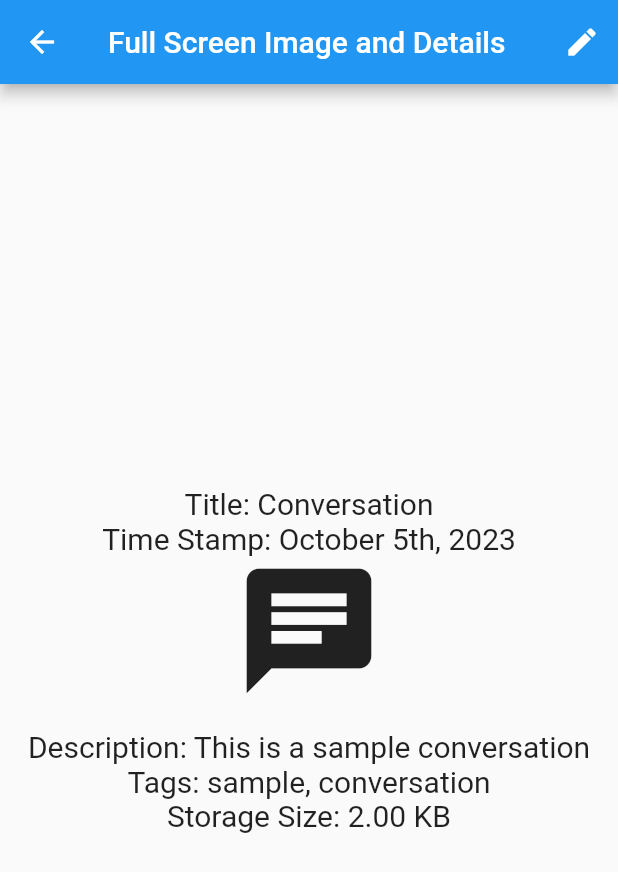
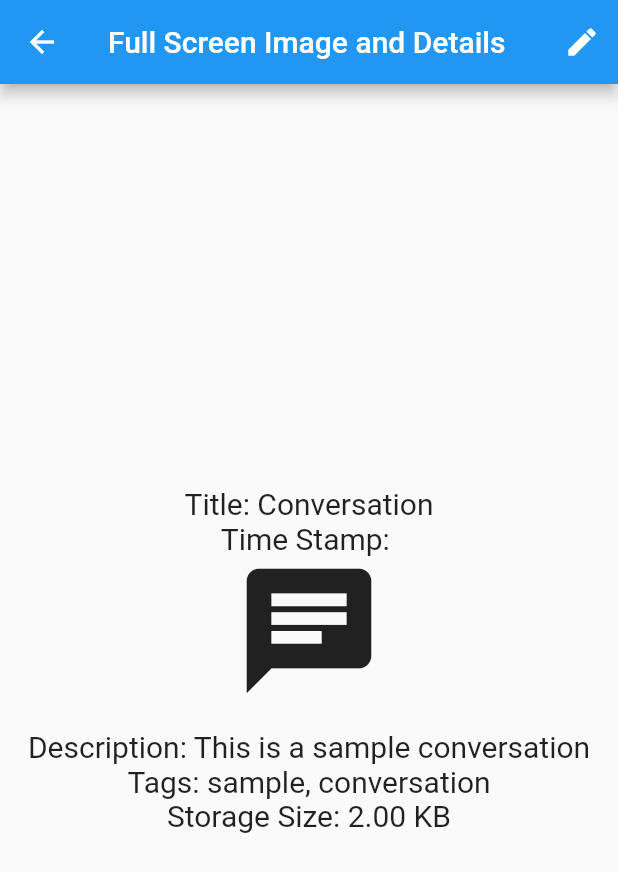
Before and after one commit to umgc/fall2023, a Flutter app: the GalleryScreen screen opened directly, after a tap on the "search" icon, after a tap on the "star border" icon, after a tap on "Conversation", on a phone screen of 412 x 824 dp. Shown: the top 872 px of the screen. Run offline on Flutter 3.47's test engine with Material 2 defaults, Android fonts, the phone set to English and light mode, and no system bars; our stand-ins replace avatar_glow, camera, flutter_dotenv, flutter_speed_dial, flutter_tts, geocoding and 5 more; missing offline and left inert: aws_kinesis_api, aws_rekognition_api, aws_s3_api, aws_transcribe_api, dart_openai, flutter_sound and 2 more; accounts and stored records are empty; network calls fail.

Commit message:
Refactor various format utils.
(cherry picked from commit e6eb98ccf4b6c4e22299d65dc97504e4cf47a681)
(cherry picked from commit 78e9e60694601aa83e488cd9d08377c4a76779b2)

```diff
--- a/cogniopenapp/lib/src/media.dart
+++ b/cogniopenapp/lib/src/media.dart
@@ -41,79 +41,6 @@ class Media {
 
   deleteTag(String tag) {
     tags?.remove(tag);
-  }
-
-  String getStorageSizeString() {
-    if (storageSize < 1024) {
-      return '$storageSize Bytes';
-    } else if (storageSize < 1024 * 1024) {
-      double sizeInKB = storageSize / 1024;
-      return '${sizeInKB.toStringAsFixed(2)} KB';
-    } else if (storageSize < 1024 * 1024 * 1024) {
-      double sizeInMB = storageSize / (1024 * 1024);
-      return '${sizeInMB.toStringAsFixed(2)} MB';
-    } else {
-      double sizeInGB = storageSize / (1024 * 1024 * 1024);
-      return '${sizeInGB.toStringAsFixed(2)} GB';
-    }
-  }
-
-  String getDateTimeString() {
-    // Format the DateTime object as a readable string
-    if (timeStamp != null) {
-      String formattedDate =
-          "${timeStamp?.year}-${timeStamp?.month.toString().padLeft(2, '0')}-${timeStamp?.day.toString().padLeft(2, '0')}";
-      String formattedTime =
-          "${timeStamp?.hour.toString().padLeft(2, '0')}:${timeStamp?.minute.toString().padLeft(2, '0')}:${timeStamp?.second.toString().padLeft(2, '0')}";
-      return "$formattedDate $formattedTime";
-    }
-    return "Date unknown";
-  }
-
-  String formatDateTime(DateTime? timeStamp) {
-    if (timeStamp == null) {
-      return 'N/A'; // Or any other suitable message for null DateTime
-    }
-
-    final List<String> months = [
-      'January',
-      'February',
-      'March',
-      'April',
-      'May',
-      'June',
-      'July',
-      'August',
-      'September',
-      'October',
-      'November',
-      'December'
-    ];
-
-    final int day = timeStamp.day;
-    final String month = months[timeStamp.month - 1];
-    final int year = timeStamp.year;
-
-    String daySuffix = 'th';
-    if (day >= 11 && day <= 13) {
-      daySuffix = 'th';
-    } else {
-      switch (day % 10) {
-        case 1:
-          daySuffix = 'st';
-          break;
-        case 2:
-          daySuffix = 'nd';
-          break;
-        case 3:
-          daySuffix = 'rd';
-          break;
-        default:
-          daySuffix = 'th';
-      }
-    }
-
-    return '$month ${day.toString()}$daySuffix, $year';
   }
 }
 
--- /dev/null
+++ b/cogniopenapp/lib/src/utils/format_utils.dart
@@ -0,0 +1,49 @@
+import 'package:moment_dart/moment_dart.dart';
+
+class FormatUtils {
+  static const int bytesInKB = 1024;
+  static const int bytesInMB = bytesInKB * 1024;
+  static const int bytesInGB = bytesInMB * 1024;
+
+  static String getStorageSizeString(int storageSizeInBytes) {
+    double size;
+    String unit;
+
+    switch (storageSizeInBytes) {
+      case < bytesInKB:
+        size = storageSizeInBytes.toDouble();
+        unit = 'Bytes';
+        break;
+      case < bytesInMB:
+        size = storageSizeInBytes / bytesInKB;
+        unit = 'KB';
+        break;
+      case < bytesInGB:
+        size = storageSizeInBytes / bytesInMB;
+        unit = 'MB';
+        break;
+      default:
+        size = storageSizeInBytes / bytesInGB;
+        unit = 'GB';
+        break;
+    }
+
+    return '${size.toStringAsFixed(2)} $unit';
+  }
+
+  static String getDateString(DateTime? timeStamp) {
+    if (timeStamp == null) {
+      return 'N/A';
+    }
+
+    return Moment(timeStamp).format('MMMM Do, YYYY');
+  }
+
+  static String getDateTimeString(DateTime? timeStamp) {
+    if (timeStamp == null) {
+      return 'Date Unknown';
+    }
+
+    return Moment(timeStamp).format('yyyy-MM-dd HH:mm:ss');
+  }
+}
--- a/cogniopenapp/lib/ui/galleryScreen.dart
+++ b/cogniopenapp/lib/ui/galleryScreen.dart
@@ -1,3 +1,4 @@
+import 'package:cogniopenapp/src/utils/format_utils.dart';
 import 'package:flutter/material.dart';
 
 import 'homeScreen.dart';
@@ -240,7 +241,7 @@ class _GalleryScreenState extends State<GalleryScreen> {
                     Text('Title: ${media.title}',
                         style: TextStyle(fontSize: _defaultFontSize)),
                     Text(
-                        'Time Stamp: ${media.formatDateTime(media.timeStamp) ?? "N/A"}',
+                        'Time Stamp: ${FormatUtils.getDateString(media.timeStamp)}',
                         style: TextStyle(fontSize: _defaultFontSize)),
                     if (media is Photo && media.associatedImage != null)
                       Image(
@@ -260,7 +261,7 @@ class _GalleryScreenState extends State<GalleryScreen> {
                     Text('Tags: ${media.tags?.join(", ")}',
                         style: TextStyle(fontSize: _defaultFontSize)),
                     Text(
-                      'Storage Size: ${media.getStorageSizeString()}',
+                      'Storage Size: ${FormatUtils.getStorageSizeString(media.storageSize)}',
                       style: TextStyle(fontSize: _defaultFontSize),
                     ),
                   ],
--- a/cogniopenapp/pubspec.yaml
+++ b/cogniopenapp/pubspec.yaml
@@ -76,6 +76,7 @@ dependencies:
   aws_client: ^0.4.1
   mockito: ^5.4.2
   plugin_platform_interface: ^2.1.6
+  moment_dart: ^1.1.0
 
 dev_dependencies:
   flutter_test:
```
Also changed, not shown: 1 other file.
